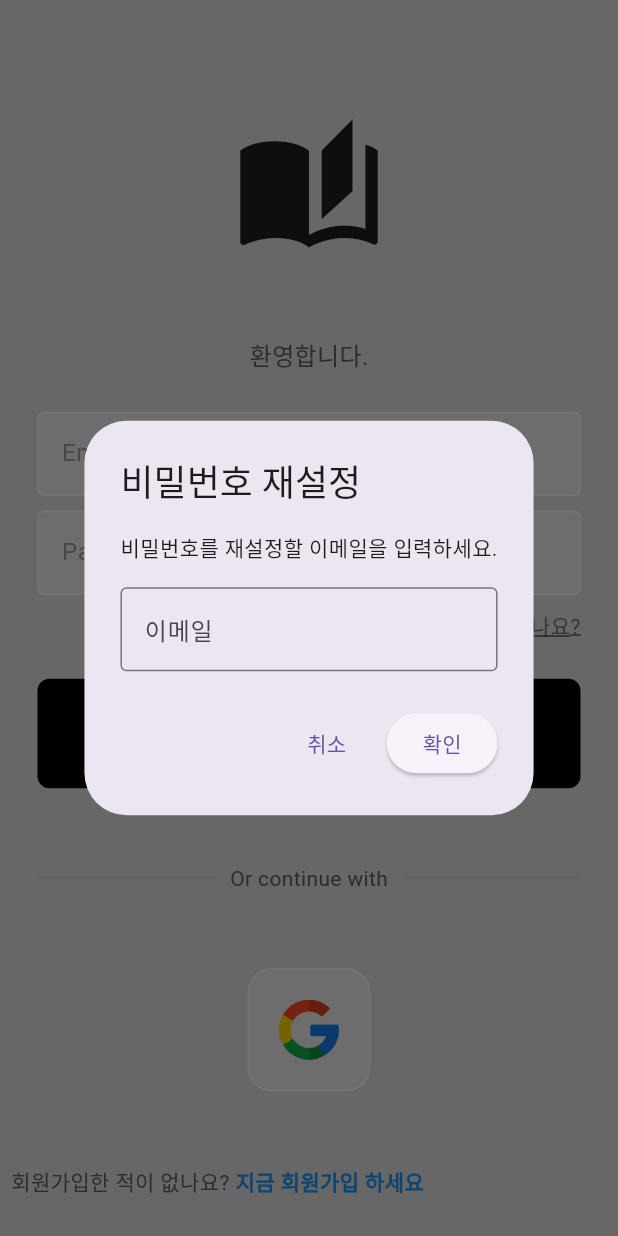
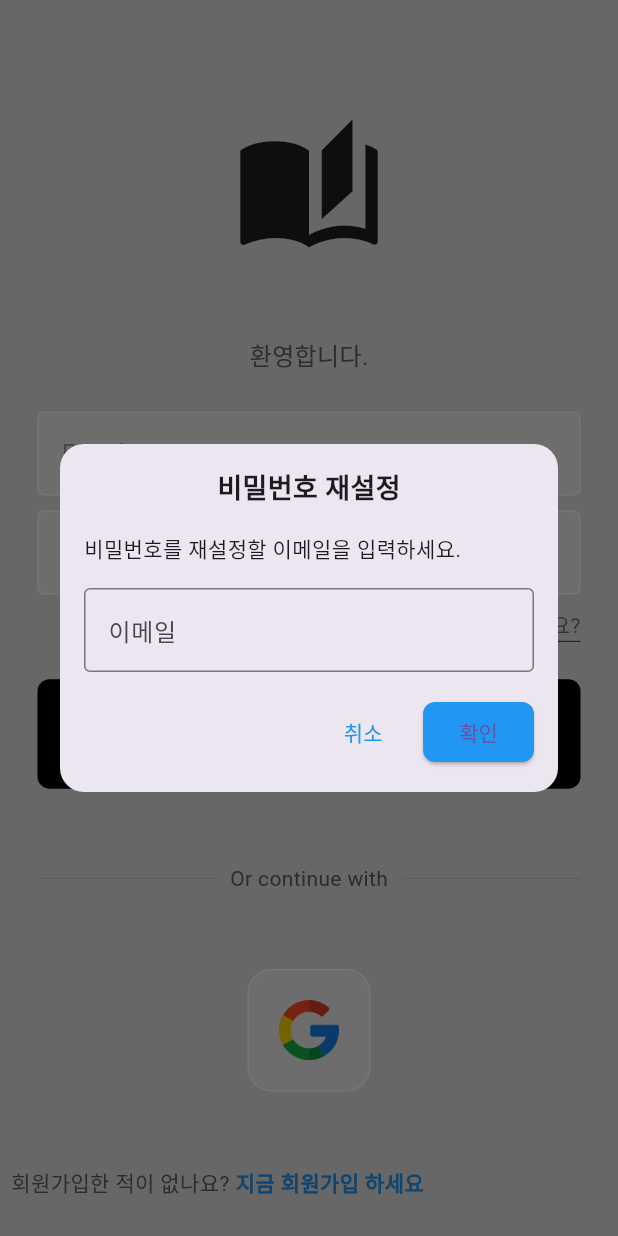
Before and after one commit to PLNumber/opendemo, a Flutter app: the screen it shows after launch, after a tap on "비밀번호를 잊어버렸나요?", on a phone screen of 412 x 824 dp. Run offline on Flutter 3.47's test engine with Material 3 defaults, Android fonts, the phone set to English and light mode, and no system bars; our stand-ins replace animated_splash_screen, audioplayers, cloud_firestore, firebase_auth, firebase_core, firebase_database and 6 more; accounts and stored records are empty.

```diff
--- a/lib/Main/Login/pages/login_page.dart
+++ b/lib/Main/Login/pages/login_page.dart
@@ -174,13 +174,26 @@ class _LoginPageState extends State<LoginPage> {
                         onTap: () {
                           ResetPasswordDialog.showResetPasswordDialog(context);
                         },
-                        child: Text(
-                          '비밀번호를 잊어버렸나요?',
-                          style: TextStyle(
-                            color: Colors.grey[600],
-                            decoration: TextDecoration.underline,
+                        // child: Text(
+                        //   '비밀번호를 잊어버렸나요?',
+                        //   style: TextStyle(
+                        //     color: Colors.grey[600],
+                        //     decoration: TextDecoration.underline,
+                        //   ),
+                        // ),
+                        child: Container(
+                          decoration: const BoxDecoration(
+                            border: Border(
+                              bottom: BorderSide(color: Colors.black, width: 0.5)
+                            ),
                           ),
-                        ),
+                          child: Text(
+                            '비밀번호를 잊어버렸나요?',
+                            style: TextStyle(
+                              color: Colors.grey[600],
+                            ),
+                          )
+                        )
                       ),
                     ],
                   ),
--- a/lib/Main/Login/services/reset_password.dart
+++ b/lib/Main/Login/services/reset_password.dart
@@ -5,8 +5,6 @@ class ResetPasswordDialog {
   // 비밀번호 재설정 다이얼로그를 보여주는 함수
   static void showResetPasswordDialog(BuildContext context) {
     final emailController = TextEditingController();
-
-
 
     // 오류 메시지 다이얼로그
     void showErrorMessage(BuildContext context, String message) {
@@ -48,6 +46,7 @@ class ResetPasswordDialog {
         },
       );
     }
+
     void resetPassword() async {
       final email = emailController.text.trim();
 
@@ -68,11 +67,26 @@ class ResetPasswordDialog {
     showDialog(
       context: context,
       builder: (context) {
-        return AlertDialog(
-          title: const Text("비밀번호 재설정"),
-          content: Column(
+        return Dialog(
+          shape: RoundedRectangleBorder(
+            borderRadius: BorderRadius.circular(16),
+          ),
+          child: Padding(
+            padding: const EdgeInsets.all(16.0),
+            child: Column(
               mainAxisSize: MainAxisSize.min,
+              crossAxisAlignment: CrossAxisAlignment.start,
               children: [
+                const Center(
+                  child: Text(
+                    "비밀번호 재설정",
+                    style: TextStyle(
+                      fontSize: 18,
+                      fontWeight: FontWeight.bold,
+                    ),
+                  ),
+                ),
+                const SizedBox(height: 16),
                 const Text("비밀번호를 재설정할 이메일을 입력하세요."),
                 const SizedBox(height: 16),
                 TextField(
@@ -82,18 +96,36 @@ class ResetPasswordDialog {
                     border: OutlineInputBorder(),
                   ),
                 ),
+                const SizedBox(height: 16),
+                Align(
+                  alignment: Alignment.centerRight,
+                  child: Row(
+                    mainAxisSize: MainAxisSize.min,
+                    children: [
+                      TextButton(
+                        onPressed: () => Navigator.pop(context),
+                        style: TextButton.styleFrom(
+                          foregroundColor: Colors.blue,
+                        ),
+                        child: const Text("취소"),
+                      ),
+                      const SizedBox(width: 8), // Space between buttons
+                      ElevatedButton(
+                        onPressed: resetPassword,
+                        style: ElevatedButton.styleFrom(
+                          backgroundColor: Colors.blue,
+                          shape: RoundedRectangleBorder(
+                            borderRadius: BorderRadius.circular(8),
+                          ),
+                        ),
+                        child: const Text("확인",selectionColor: Colors.white,),
+                      ),
                     ],
                   ),
-          actions: [
-            TextButton(
-              onPressed: () => Navigator.pop(context), // 다이얼로그 닫기
-              child: const Text("취소"),
-            ),
-            ElevatedButton(
-              onPressed: resetPassword,
-              child: const Text("확인"),
                 ),
               ],
+            ),
+          ),
         );
       },
     );
--- a/lib/Pages/DictionaryPages/dictionary.dart
+++ b/lib/Pages/DictionaryPages/dictionary.dart
@@ -92,6 +92,7 @@ class _DictPageState extends State<DictPage> {
           '단어 정의 검색',
         ),
         backgroundColor: Colors.teal,
+        centerTitle: true, // 텍스트 가운데 정렬
       ),
       body: Padding(
         padding: const EdgeInsets.all(16.0),
@@ -187,7 +188,6 @@ class _DictPageState extends State<DictPage> {
                         title: Text(
                           item['word'] ?? '단어 없음',
                           style: TextStyle(
-                            fontWeight: FontWeight.bold,
                             color: isDarkMode ? Colors.white : Colors.black, // 검은색 텍스트
                           ),
                         ),
```
Also changed, not shown: lib/Function/Battle/gameFunc.dart (+7 -33 lines), lib/Pages/BattlePages/gameRoom.dart (+12 -13 lines), lib/Pages/QuizPages/choice_quiz.dart (+19 -6 lines), lib/Pages/QuizPages/dailyQuiz.dart (+51 -7 lines), lib/Pages/QuizPages/errorNote.dart (+39 -2 lines), lib/Pages/QuizPages/quiz.dart (+28 -15 lines). Lines whose indentation alone changed are shown as unchanged.
